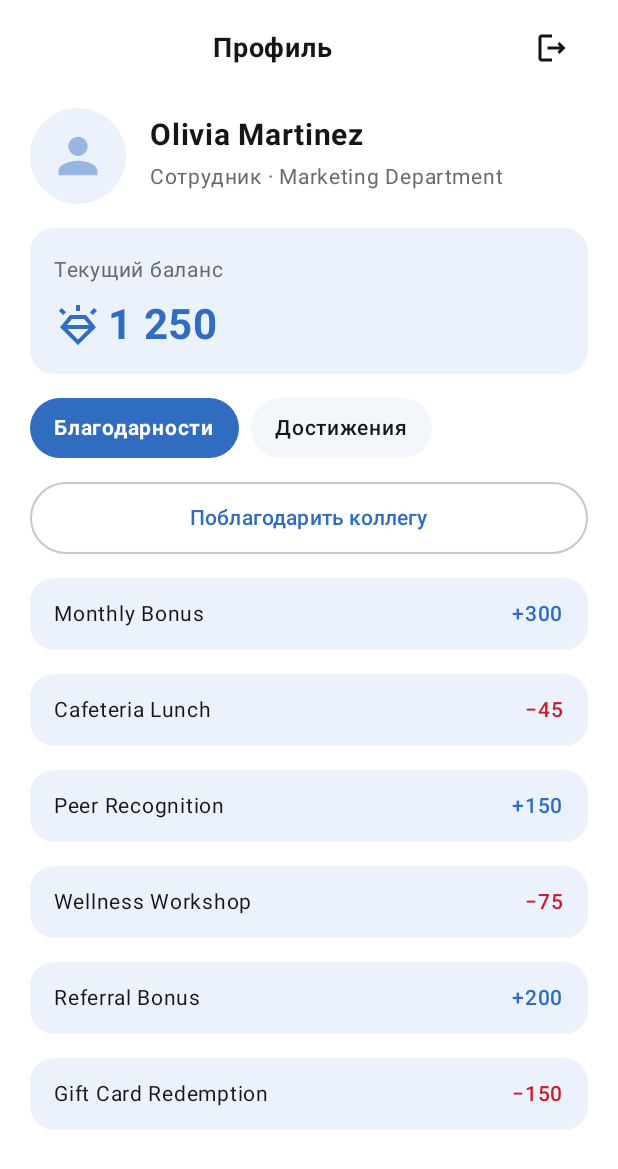
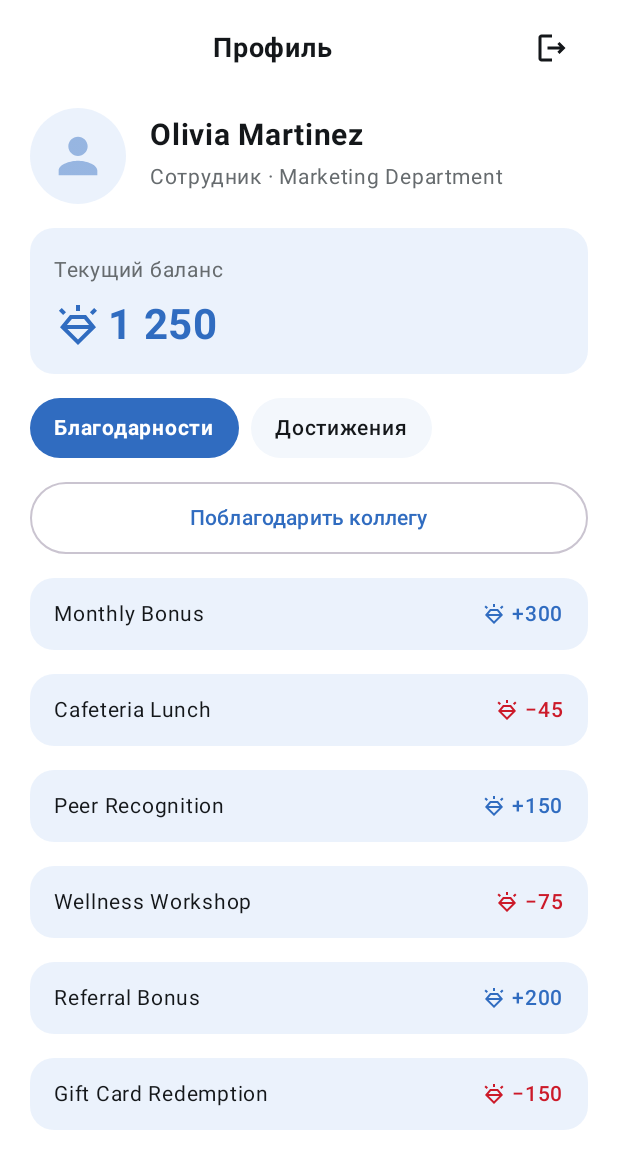
Before and after one commit to AmI2077/ApexHR, an Android app built with Jetpack Compose: the @Preview function ProfileScreenPreview, on a phone screen of 412 x 824 dp. Shown: the top 1169 px of the screen. Run offline under Robolectric (Android 15) with nearby library versions, the phone set to English and light mode, and no system bars; pictures from the network do not load.

Commit message:
Перевёл суммы в профиле, истории и благодарностях на ApexAmount
Суммы операций и благодарностей были голыми числами из строковых
ресурсов. Теперь они идут через общий ApexAmount со значком апексов,
как в магазине и корзине.

- Операции в профиле и в истории: ApexAmount с showSign, «+N» синим,
  «−N» красным, значок того же цвета
- Благодарности: полученные «+N» синим, отправленные без знака серым
- Выбор суммы благодарности: у подписи «Сумма» значок апексов
  (таблетки показывают только текст), для озвучки «в апексах»
- Удалил ненужные строки profile_amount_positive/negative и
  thanks_amount_received/sent, импорт abs больше не нужен
- «Баллов» в профиле и благодарностях не нашлось, менять было нечего
- Тесты: без изменений, форматирование со знаком уже покрыто AmountFormatterTest

Тесты: 323 (было 323), все проходят

```diff
--- a/app/src/main/java/com/example/apexhr/features/profile/ui/composables/Components.kt
+++ b/app/src/main/java/com/example/apexhr/features/profile/ui/composables/Components.kt
@@ -54,7 +54,6 @@ import com.example.apexhr.core.ui.theme.secondaryTextColor
 import com.example.apexhr.features.profile.ui.models.ProfileAchievementUiModel
 import com.example.apexhr.features.profile.ui.models.ProfileTab
 import com.example.apexhr.features.profile.ui.models.TransactionUiModel
-import kotlin.math.abs
 
 @Composable
 fun ProfileHeader(
@@ -235,15 +234,14 @@ fun TransactionRow(
             maxLines = 1,
             overflow = TextOverflow.Ellipsis,
         )
-        Text(
-            text = if (isPositive) {
-                stringResource(R.string.profile_amount_positive, transaction.amount)
-            } else {
-                stringResource(R.string.profile_amount_negative, abs(transaction.amount))
-            },
-            color = if (isPositive) primaryBlueColor else negativeRedColor,
+        val amountColor = if (isPositive) primaryBlueColor else negativeRedColor
+        ApexAmount(
+            amount = transaction.amount,
+            color = amountColor,
             fontSize = ApexDimens.text14.sp,
             fontWeight = FontWeight.SemiBold,
+            iconTint = amountColor,
+            showSign = true,
         )
     }
 }
--- a/app/src/main/res/values/strings.xml
+++ b/app/src/main/res/values/strings.xml
@@ -106,8 +106,6 @@
     <string name="profile_current_balance">Текущий баланс</string>
     <string name="profile_tab_thanks">Благодарности</string>
     <string name="profile_tab_achievements">Достижения</string>
-    <string name="profile_amount_positive">+%1$d</string>
-    <string name="profile_amount_negative">−%1$d</string>
     <string name="profile_avatar">Аватар</string>
     <string name="profile_transactions_empty">Операций по балансу пока нет</string>
     <string name="profile_achievements_empty">Достижений пока нет</string>
@@ -243,6 +241,7 @@
     <string name="thanks_nothing_found">Никого не нашли</string>
     <string name="thanks_no_colleagues">Пока некого благодарить</string>
     <string name="thanks_amount_label">Сумма</string>
+    <string name="thanks_amount_currency">в апексах</string>
     <string name="thanks_amount_option">%1$d</string>
     <string name="thanks_message_counter">%1$d / %2$d</string>
     <string name="thanks_sent">Благодарность отправлена</string>
@@ -254,8 +253,6 @@
     <string name="thanks_sent_section">Отправленные</string>
     <string name="thanks_received_empty">Вас пока никто не благодарил</string>
     <string name="thanks_sent_empty">Вы пока никого не благодарили</string>
-    <string name="thanks_amount_received">+%1$d</string>
-    <string name="thanks_amount_sent">%1$d</string>
 
     <!-- Авторизация -->
     <string name="logout">Выйти</string>
```
Also changed, not shown: app/src/main/java/com/example/apexhr/features/profile/ui/history/TransactionHistoryScreen.kt (+7 -8 lines), app/src/main/java/com/example/apexhr/features/thanks/ui/composables/Components.kt (+21 -11 lines).
